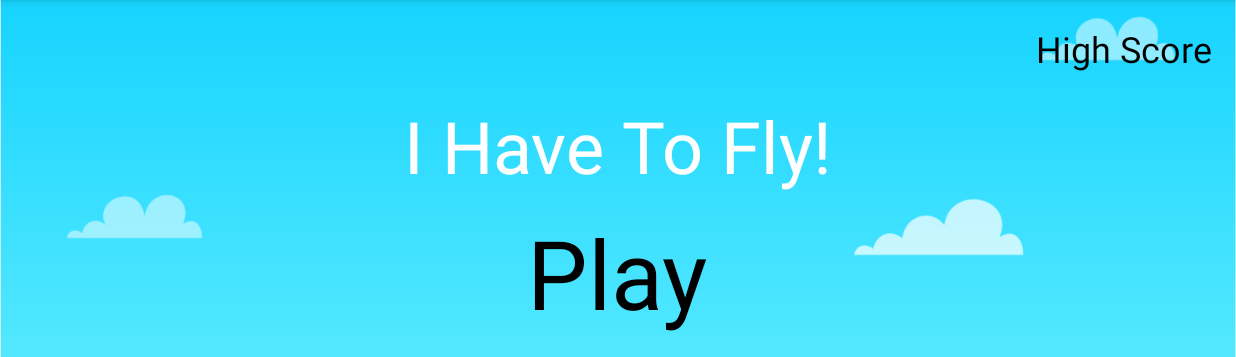
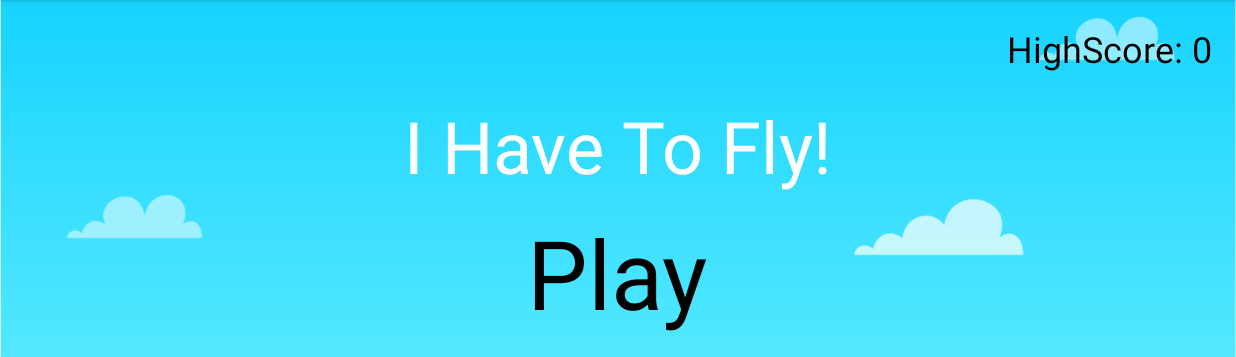
Before and after one commit to SMN947/PlatformAdventure, an Android app: the screen it shows after launch (MainActivity), on a phone screen of 824 x 412 dp (held sideways), the part 72-429 px from its top. Run offline under Robolectric (Android 15) with nearby library versions, the phone set to English and light mode, and no system bars.

Commit message:
Added listener to play button and high score handler

```diff
--- a/app/src/main/java/com/smn947/platformadventure/MainActivity.java
+++ b/app/src/main/java/com/smn947/platformadventure/MainActivity.java
@@ -2,6 +2,10 @@ package com.smn947.platformadventure;
 
 import android.app.*;
 import android.os.*;
+import android.view.*;
+import android.content.*;
+import android.widget.*;
+import android.util.*;
 
 public class MainActivity extends Activity
 {
@@ -10,5 +14,17 @@ public class MainActivity extends Activity
     {
         super.onCreate(savedInstanceState);
         setContentView(R.layout.main);
+
+		findViewById(R.id.play).setOnClickListener(new View.OnClickListener() {
+				@Override
+				public void onClick(View view) {
+					System.out.println("BTN Clicked");
+					startActivity(new Intent(MainActivity.this, GameActivity.class));
+				}
+			});
+
+        TextView highScoreTxt = findViewById(R.id.highScoreTxt);
+        final SharedPreferences prefs = getSharedPreferences("game", MODE_PRIVATE);
+        highScoreTxt.setText("HighScore: " + prefs.getInt("highscore", 0));
     }
 }
```
